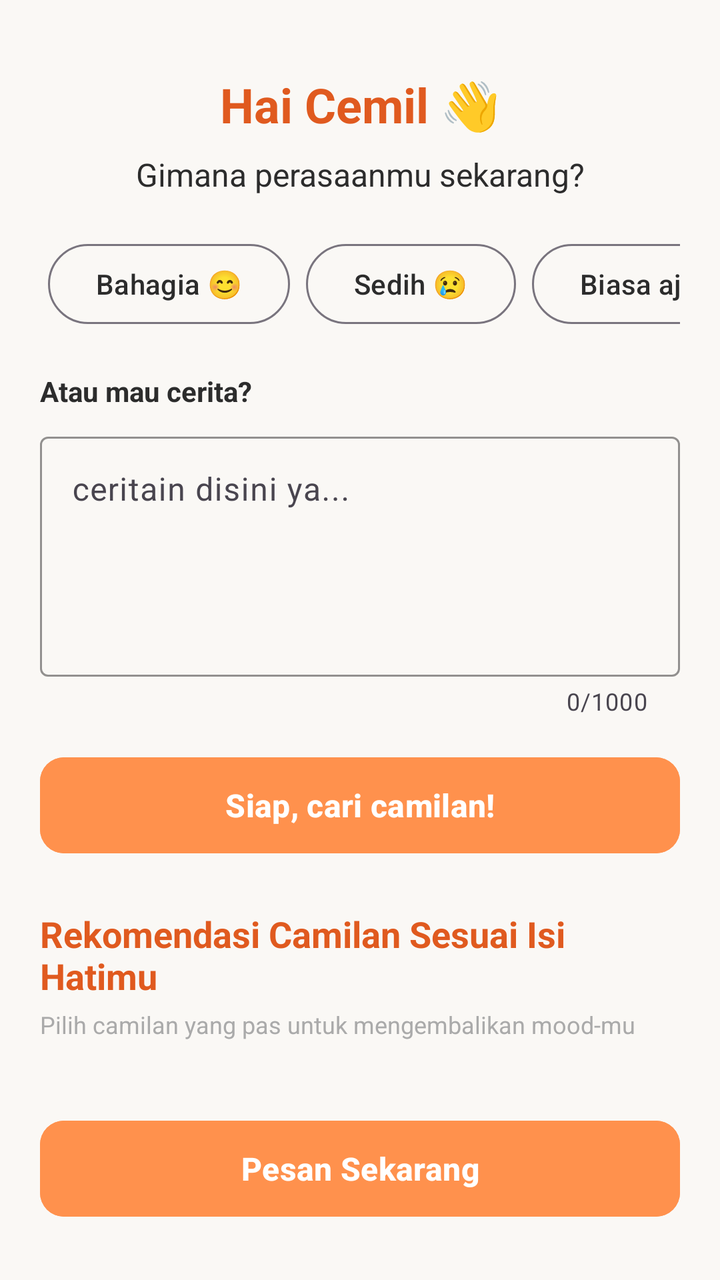
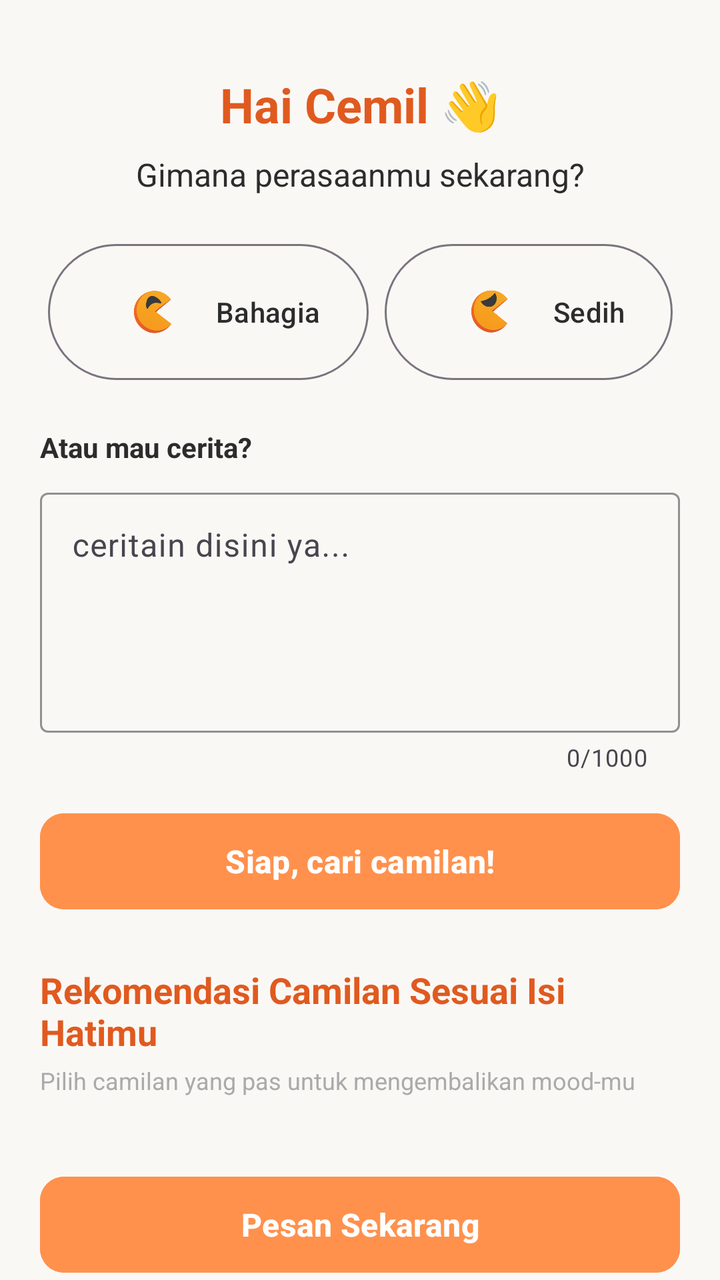

The first picture is an Android layout as it rendered before a commit; the second is the same layout after the commit. The layout source and the unified diff follow.
<!-- AndroidManifest.xml: application theme Theme.Cemil_feels -->
<!-- res/layout/activity_main.xml -->
<?xml version="1.0" encoding="utf-8"?>
<androidx.core.widget.NestedScrollView xmlns:android="http://schemas.android.com/apk/res/android"
    xmlns:app="http://schemas.android.com/apk/res-auto"
    xmlns:tools="http://schemas.android.com/tools"
    android:layout_width="match_parent"
    android:layout_height="match_parent"
    android:background="@color/colorBackground"
    android:fillViewport="true"
    tools:context=".MainActivity">

    <LinearLayout
        android:layout_width="match_parent"
        android:layout_height="wrap_content"
        android:orientation="vertical"
        android:padding="20dp">

        
        <TextView
            android:id="@+id/tv_title"
            android:layout_width="match_parent"
            android:layout_height="wrap_content"
            android:text="Hai Cemil 👋"
            android:textColor="@color/colorPrimaryDark"
            android:textSize="24sp"
            android:textStyle="bold"
            android:gravity="center_horizontal"
            android:layout_marginTop="16dp" />

        <TextView
            android:id="@+id/tv_subtitle"
            android:layout_width="match_parent"
            android:layout_height="wrap_content"
            android:text="Gimana perasaanmu sekarang?"
            android:textColor="@color/colorTextDark"
            android:textSize="16sp"
            android:gravity="center_horizontal"
            android:layout_marginTop="8dp"
            android:layout_marginBottom="16dp" />

        
        <HorizontalScrollView
            android:layout_width="match_parent"
            android:layout_height="wrap_content"
            android:scrollbars="none"
            android:layout_marginBottom="16dp">

            <LinearLayout
                android:layout_width="wrap_content"
                android:layout_height="wrap_content"
                android:orientation="horizontal"
                android:gravity="center"
                android:padding="4dp">

                <Button
                    android:id="@+id/btn_mood_bahagia"
                    style="@style/Widget.Material3.Button.OutlinedButton"
                    android:layout_width="wrap_content"
                    android:layout_height="wrap_content"
                    android:layout_marginEnd="8dp"
                    android:text="Bahagia 😊"
                    android:textColor="@color/colorTextDark" />

                <Button
                    android:id="@+id/btn_mood_sedih"
                    style="@style/Widget.Material3.Button.OutlinedButton"
                    android:layout_width="wrap_content"
                    android:layout_height="wrap_content"
                    android:layout_marginEnd="8dp"
                    android:text="Sedih 😢"
                    android:textColor="@color/colorTextDark" />

                <Button
                    android:id="@+id/btn_mood_biasa"
                    style="@style/Widget.Material3.Button.OutlinedButton"
                    android:layout_width="wrap_content"
                    android:layout_height="wrap_content"
                    android:layout_marginEnd="8dp"
                    android:text="Biasa aja 😐"
                    android:textColor="@color/colorTextDark" />

                <Button
                    android:id="@+id/btn_mood_cemas"
                    style="@style/Widget.Material3.Button.OutlinedButton"
                    android:layout_width="wrap_content"
                    android:layout_height="wrap_content"
                    android:layout_marginEnd="8dp"
                    android:text="Cemas 😟"
                    android:textColor="@color/colorTextDark" />

                <Button
                    android:id="@+id/btn_mood_marah"
                    style="@style/Widget.Material3.Button.OutlinedButton"
                    android:layout_width="wrap_content"
                    android:layout_height="wrap_content"
                    android:text="Marah 😡"
                    android:textColor="@color/colorTextDark" />
            </LinearLayout>
        </HorizontalScrollView>

        
        <TextView
            android:layout_width="match_parent"
            android:layout_height="wrap_content"
            android:text="Atau mau cerita?"
            android:textColor="@color/colorTextDark"
            android:textSize="14sp"
            android:textStyle="bold"
            android:layout_marginBottom="8dp" />

        <com.google.android.material.textfield.TextInputLayout
            android:layout_width="match_parent"
            android:layout_height="wrap_content"
            android:layout_marginBottom="16dp"
            app:boxStrokeColor="@color/colorPrimary"
            app:hintTextColor="@color/colorPrimary"
            app:counterEnabled="true"
            app:counterMaxLength="1000"
            style="@style/Widget.Material3.TextInputLayout.OutlinedBox">

            <com.google.android.material.textfield.TextInputEditText
                android:id="@+id/et_venting"
                android:layout_width="match_parent"
                android:layout_height="120dp"
                android:gravity="top|start"
                android:hint="ceritain disini ya..."
                android:inputType="textMultiLine"
                android:maxLength="1000"
                android:textColor="@color/colorTextDark" />
        </com.google.android.material.textfield.TextInputLayout>

        
        <Button
            android:id="@+id/btn_submit_mood"
            android:layout_width="match_parent"
            android:layout_height="56dp"
            android:text="Siap, cari camilan!"
            android:textSize="16sp"
            android:textStyle="bold"
            android:textColor="@android:color/white"
            android:backgroundTint="@color/colorPrimary"
            app:cornerRadius="12dp"
            android:layout_marginBottom="24dp" />

        
        <TextView
            android:id="@+id/tv_recommendation_title"
            android:layout_width="match_parent"
            android:layout_height="wrap_content"
            android:text="Rekomendasi Camilan Sesuai Isi Hatimu"
            android:textColor="@color/colorPrimaryDark"
            android:textSize="18sp"
            android:textStyle="bold"
            android:layout_marginBottom="4dp" />

        <TextView
            android:layout_width="match_parent"
            android:layout_height="wrap_content"
            android:text="Pilih camilan yang pas untuk mengembalikan mood-mu"
            android:textColor="@android:color/darker_gray"
            android:textSize="12sp"
            android:layout_marginBottom="16dp" />

        
        <androidx.recyclerview.widget.RecyclerView
            android:id="@+id/rv_snacks"
            android:layout_width="match_parent"
            android:layout_height="wrap_content"
            android:nestedScrollingEnabled="false"
            tools:listitem="@layout/item_snack" />

        
        <com.google.android.material.button.MaterialButton
            android:id="@+id/btn_checkout"
            android:layout_width="match_parent"
            android:layout_height="56dp"
            android:layout_marginTop="20dp"
            android:layout_marginBottom="16dp"
            android:backgroundTint="@color/colorPrimary"
            android:text="Pesan Sekarang"
            android:textColor="@android:color/white"
            android:textSize="16sp"
            android:textStyle="bold"
            app:cornerRadius="12dp" />

    </LinearLayout>
</androidx.core.widget.NestedScrollView>
<!-- res/layout/item_snack.xml (included above) -->
<?xml version="1.0" encoding="utf-8"?>
<com.google.android.material.card.MaterialCardView xmlns:android="http://schemas.android.com/apk/res/android"
    xmlns:app="http://schemas.android.com/apk/res-auto"
    xmlns:tools="http://schemas.android.com/tools"
    android:layout_width="match_parent"
    android:layout_height="match_parent"
    android:layout_marginHorizontal="4dp"
    android:layout_marginVertical="8dp"
    app:cardCornerRadius="20dp"
    app:cardElevation="2dp"
    app:strokeWidth="0dp"
    app:cardBackgroundColor="#FFFFFF">

    <androidx.constraintlayout.widget.ConstraintLayout
        android:layout_width="match_parent"
        android:layout_height="wrap_content"
        android:padding="16dp">

        
        <com.google.android.material.card.MaterialCardView
            android:id="@+id/card_snack_img"
            android:layout_width="90dp"
            android:layout_height="90dp"
            app:cardCornerRadius="16dp"
            app:cardElevation="0dp"
            app:strokeWidth="0dp"
            app:layout_constraintBottom_toBottomOf="parent"
            app:layout_constraintStart_toStartOf="parent"
            app:layout_constraintTop_toTopOf="parent">
            
            <ImageView
                android:id="@+id/iv_snack_image"
                android:layout_width="match_parent"
                android:layout_height="match_parent"
                android:scaleType="centerCrop"
                android:src="@drawable/basreng_stik"
                tools:ignore="ContentDescription" />
        </com.google.android.material.card.MaterialCardView>

        
        <TextView
            android:id="@+id/tv_snack_name"
            android:layout_width="0dp"
            android:layout_height="wrap_content"
            android:layout_marginStart="16dp"
            android:ellipsize="end"
            android:maxLines="1"
            android:text="Basreng Stik"
            android:textColor="#212121"
            android:textSize="16sp"
            android:textStyle="bold"
            app:layout_constraintEnd_toEndOf="parent"
            app:layout_constraintStart_toEndOf="@id/card_snack_img"
            app:layout_constraintTop_toTopOf="parent" />

        
        <TextView
            android:id="@+id/tv_snack_rating"
            android:layout_width="wrap_content"
            android:layout_height="wrap_content"
            android:layout_marginStart="16dp"
            android:layout_marginTop="4dp"
            android:text="⭐ 4.5"
            android:textColor="#FF7A1A"
            android:textSize="13sp"
            android:textStyle="bold"
            app:layout_constraintStart_toEndOf="@id/card_snack_img"
            app:layout_constraintTop_toBottomOf="@id/tv_snack_name" />

        
        <TextView
            android:id="@+id/tv_snack_description"
            android:layout_width="0dp"
            android:layout_height="wrap_content"
            android:layout_marginStart="16dp"
            android:layout_marginTop="6dp"
            android:ellipsize="end"
            android:maxLines="2"
            android:text="Pedasnya basreng nagih, instan usir bad mood dan bikin happy!"
            android:textColor="#757575"
            android:textSize="12sp"
            app:layout_constraintEnd_toEndOf="parent"
            app:layout_constraintStart_toEndOf="@id/card_snack_img"
            app:layout_constraintTop_toBottomOf="@id/tv_snack_rating" />

        
        <TextView
            android:id="@+id/tv_snack_price"
            android:layout_width="wrap_content"
            android:layout_height="wrap_content"
            android:layout_marginStart="16dp"
            android:layout_marginTop="12dp"
            android:text="Rp 16.000"
            android:textColor="#FF7A1A"
            android:textSize="16sp"
            android:textStyle="bold"
            app:layout_constraintBottom_toBottomOf="parent"
            app:layout_constraintStart_toEndOf="@id/card_snack_img"
            app:layout_constraintTop_toBottomOf="@id/tv_snack_description"
            app:layout_constraintVertical_bias="1.0" />

        
        <com.google.android.material.button.MaterialButton
            android:id="@+id/btn_add_snack"
            style="@style/Widget.Material3.Button.IconButton.Filled"
            android:layout_width="40dp"
            android:layout_height="40dp"
            android:backgroundTint="#FF7A1A"
            app:cornerRadius="20dp"
            android:padding="0dp"
            app:icon="@android:drawable/ic_input_add"
            app:iconSize="20dp"
            app:iconTint="@android:color/white"
            app:layout_constraintBottom_toBottomOf="parent"
            app:layout_constraintEnd_toEndOf="parent"
            app:layout_constraintTop_toBottomOf="@id/tv_snack_description"
            app:layout_constraintVertical_bias="1.0"
            tools:ignore="ContentDescription" />

    </androidx.constraintlayout.widget.ConstraintLayout>
</com.google.android.material.card.MaterialCardView>
<!-- resources referenced by this layout -->
<resources>
  <color name="colorBackground">#FAF8F5</color>
  <color name="colorPrimary">#FF914D</color>
  <color name="colorPrimaryDark">#E05A1F</color>
  <color name="colorTextDark">#2C2C2C</color>
  <!-- drawable basreng_stik: png bitmap (drawable, 32994 bytes) -->
  <style name="Theme.Cemil_feels" parent="Base.Theme.Cemil_feels" />
  <style name="Base.Theme.Cemil_feels" parent="Theme.Material3.DayNight.NoActionBar">
          
          
      </style>
</resources>

<!-- the commit's change to res/layout/activity_main.xml (unified diff, before → after) -->
@@ -51,49 +51,65 @@
                 android:gravity="center"
                 android:padding="4dp">
 
-                <Button
+                <com.google.android.material.button.MaterialButton
                     android:id="@+id/btn_mood_bahagia"
                     style="@style/Widget.Material3.Button.OutlinedButton"
                     android:layout_width="wrap_content"
                     android:layout_height="wrap_content"
                     android:layout_marginEnd="8dp"
-                    android:text="Bahagia 😊"
+                    android:text="Bahagia"
+                    android:textColor="@color/colorTextDark"
+                    app:icon="@drawable/hpy"
+                    app:iconSize="56dp"
+                    app:iconTint="@null"
+                    app:iconGravity="textStart" />
+
+                <com.google.android.material.button.MaterialButton
+                    android:id="@+id/btn_mood_sedih"
+                    style="@style/Widget.Material3.Button.OutlinedButton"
+                    android:layout_width="wrap_content"
+                    android:layout_height="wrap_content"
+                    android:layout_marginEnd="8dp"
+                    android:text="Sedih"
+                    android:textColor="@color/colorTextDark"
+                    app:icon="@drawable/sad"
+                    app:iconSize="56dp"
+                    app:iconTint="@null"
+                    app:iconGravity="textStart" />
+
+                <com.google.android.material.button.MaterialButton
+                    android:id="@+id/btn_mood_biasa"
+                    style="@style/Widget.Material3.Button.OutlinedButton"
+                    android:layout_width="wrap_content"
+                    android:layout_height="wrap_content"
+                    android:layout_marginEnd="8dp"
+                    android:text="Biasa aja"
+                    android:textColor="@color/colorTextDark"
+                    app:icon="@drawable/brng"
+                    app:iconSize="56dp"
+                    app:iconTint="@null"
+                    app:iconGravity="textStart" />
+
+                <com.google.android.material.button.MaterialButton
+                    android:id="@+id/btn_mood_cemas"
+                    style="@style/Widget.Material3.Button.OutlinedButton"
+                    android:layout_width="wrap_content"
+                    android:layout_height="wrap_content"
+                    android:layout_marginEnd="8dp"
+                    android:text="Cemas"
                     android:textColor="@color/colorTextDark" />
 
-                <Button
-                    android:id="@+id/btn_mood_sedih"
-                    style="@style/Widget.Material3.Button.OutlinedButton"
-                    android:layout_width="wrap_content"
-                    android:layout_height="wrap_content"
-                    android:layout_marginEnd="8dp"
-                    android:text="Sedih 😢"
-                    android:textColor="@color/colorTextDark" />
-
-                <Button
-                    android:id="@+id/btn_mood_biasa"
-                    style="@style/Widget.Material3.Button.OutlinedButton"
-                    android:layout_width="wrap_content"
-                    android:layout_height="wrap_content"
-                    android:layout_marginEnd="8dp"
-                    android:text="Biasa aja 😐"
-                    android:textColor="@color/colorTextDark" />
-
-                <Button
-                    android:id="@+id/btn_mood_cemas"
-                    style="@style/Widget.Material3.Button.OutlinedButton"
-                    android:layout_width="wrap_content"
-                    android:layout_height="wrap_content"
-                    android:layout_marginEnd="8dp"
-                    android:text="Cemas 😟"
-                    android:textColor="@color/colorTextDark" />
-
-                <Button
+                <com.google.android.material.button.MaterialButton
                     android:id="@+id/btn_mood_marah"
                     style="@style/Widget.Material3.Button.OutlinedButton"
                     android:layout_width="wrap_content"
                     android:layout_height="wrap_content"
-                    android:text="Marah 😡"
-                    android:textColor="@color/colorTextDark" />
+                    android:text="Marah"
+                    android:textColor="@color/colorTextDark"
+                    app:icon="@drawable/mad"
+                    app:iconSize="56dp"
+                    app:iconTint="@null"
+                    app:iconGravity="textStart" />
             </LinearLayout>
         </HorizontalScrollView>
 
@@ -206,8 +222,8 @@
         
         <com.google.android.material.card.MaterialCardView
             android:id="@+id/card_snack_img"
-            android:layout_width="90dp"
-            android:layout_height="90dp"
+            android:layout_width="120dp"
+            android:layout_height="120dp"
             app:cardCornerRadius="16dp"
             app:cardElevation="0dp"
             app:strokeWidth="0dp"
@@ -225,84 +241,99 @@
         </com.google.android.material.card.MaterialCardView>
 
         
-        <TextView
-            android:id="@+id/tv_snack_name"
+        <LinearLayout
+            android:id="@+id/content_container"
             android:layout_width="0dp"
-            android:layout_height="wrap_content"
+            android:layout_height="0dp"
             android:layout_marginStart="16dp"
-            android:ellipsize="end"
-            android:maxLines="1"
-            android:text="Basreng Stik"
-            android:textColor="#212121"
-            android:textSize="16sp"
-            android:textStyle="bold"
+            android:orientation="vertical"
             app:layout_constraintEnd_toEndOf="parent"
             app:layout_constraintStart_toEndOf="@id/card_snack_img"
-            app:layout_constraintTop_toTopOf="parent" />
-
-        
-        <TextView
-            android:id="@+id/tv_snack_rating"
-            android:layout_width="wrap_content"
+            app:layout_constraintTop_toTopOf="parent"
+            app:layout_constraintBottom_toTopOf="@id/bottom_row">
+
+            
+            <TextView
+                android:id="@+id/tv_snack_name"
+                android:layout_width="match_parent"
+                android:layout_height="wrap_content"
+                android:ellipsize="end"
+                android:maxLines="1"
+                android:text="Basreng Stik"
+                android:textColor="#212121"
+                android:textSize="20sp"
+                android:textStyle="bold" />
+
+            
+            <TextView
+                android:id="@+id/tv_snack_rating"
+                android:layout_width="wrap_content"
+                android:layout_height="wrap_content"
+                android:layout_marginTop="4dp"
+                android:text="⭐ 4.5"
+                android:textColor="#FF7A1A"
+                android:textSize="16sp"
+                android:textStyle="bold" />
+
+            
+            <TextView
+                android:id="@+id/tv_snack_description"
+                android:layout_width="match_parent"
+                android:layout_height="wrap_content"
+                android:layout_marginTop="6dp"
+                android:ellipsize="end"
+                android:maxLines="2"
+                android:text="Pedasnya basreng nagih, instan usir bad mood dan bikin happy!"
+                android:textColor="#757575"
+                android:textSize="13sp" />
+        </LinearLayout>
+
+        <androidx.constraintlayout.widget.ConstraintLayout
+            android:id="@+id/bottom_row"
+            android:layout_width="0dp"
             android:layout_height="wrap_content"
             android:layout_marginStart="16dp"
-            android:layout_marginTop="4dp"
-            android:text="⭐ 4.5"
-            android:textColor="#FF7A1A"
-            android:textSize="13sp"
-            android:textStyle="bold"
-            app:layout_constraintStart_toEndOf="@id/card_snack_img"
-            app:layout_constraintTop_toBottomOf="@id/tv_snack_name" />
-
-        
-        <TextView
-            android:id="@+id/tv_snack_description"
-            android:layout_width="0dp"
-            android:layout_height="wrap_content"
-            android:layout_marginStart="16dp"
-            android:layout_marginTop="6dp"
-            android:ellipsize="end"
-            android:maxLines="2"
-            android:text="Pedasnya basreng nagih, instan usir bad mood dan bikin happy!"
-            android:textColor="#757575"
-            android:textSize="12sp"
-            app:layout_constraintEnd_toEndOf="parent"
-            app:layout_constraintStart_toEndOf="@id/card_snack_img"
-            app:layout_constraintTop_toBottomOf="@id/tv_snack_rating" />
-
-        
-        <TextView
-            android:id="@+id/tv_snack_price"
-            android:layout_width="wrap_content"
-            android:layout_height="wrap_content"
-            android:layout_marginStart="16dp"
-            android:layout_marginTop="12dp"
-            android:text="Rp 16.000"
-            android:textColor="#FF7A1A"
-            android:textSize="16sp"
-            android:textStyle="bold"
-            app:layout_constraintBottom_toBottomOf="parent"
-            app:layout_constraintStart_toEndOf="@id/card_snack_img"
-            app:layout_constraintTop_toBottomOf="@id/tv_snack_description"
-            app:layout_constraintVertical_bias="1.0" />
-
-        
-        <com.google.android.material.button.MaterialButton
-            android:id="@+id/btn_add_snack"
-            style="@style/Widget.Material3.Button.IconButton.Filled"
-            android:layout_width="40dp"
-            android:layout_height="40dp"
-            android:backgroundTint="#FF7A1A"
-            app:cornerRadius="20dp"
-            android:padding="0dp"
-            app:icon="@android:drawable/ic_input_add"
-            app:iconSize="20dp"
-            app:iconTint="@android:color/white"
             app:layout_constraintBottom_toBottomOf="parent"
             app:layout_constraintEnd_toEndOf="parent"
-            app:layout_constraintTop_toBottomOf="@id/tv_snack_description"
-            app:layout_constraintVertical_bias="1.0"
-            tools:ignore="ContentDescription" />
+            app:layout_constraintStart_toEndOf="@id/card_snack_img">
+
+            
+            <TextView
+                android:id="@+id/tv_snack_price"
+                android:layout_width="0dp"
+                android:layout_height="wrap_content"
+                android:text="Rp 16.000"
+                android:textColor="#FF7A1A"
+                android:textSize="20sp"
+                android:textStyle="bold"
+                android:maxLines="1"
+                android:ellipsize="none"
+                app:layout_constraintBottom_toBottomOf="parent"
+                app:layout_constraintEnd_toStartOf="@+id/btn_add_snack"
+                app:layout_constraintStart_toStartOf="parent"
+                app:layout_constraintTop_toTopOf="parent"
+                android:layout_marginEnd="8dp"/>
+
+            
+            <com.google.android.material.button.MaterialButton
+                android:id="@+id/btn_add_snack"
+                style="@style/Widget.Material3.Button.IconButton.Filled"
+                android:layout_width="52dp"
+                android:layout_height="52dp"
+                android:backgroundTint="#FF7A1A"
+                app:cornerRadius="26dp"
+                android:padding="0dp"
+                android:insetTop="0dp"
+                android:insetBottom="0dp"
+                app:icon="@android:drawable/ic_input_add"
+                app:iconSize="28dp"
+                app:iconTint="@android:color/white"
+                app:layout_constraintBottom_toBottomOf="parent"
+                app:layout_constraintEnd_toEndOf="parent"
+                app:layout_constraintTop_toTopOf="parent"
+                tools:ignore="ContentDescription" />
+
+        </androidx.constraintlayout.widget.ConstraintLayout>
 
     </androidx.constraintlayout.widget.ConstraintLayout>
 </com.google.android.material.card.MaterialCardView>
<!-- resource entries referenced after the edit -->
@@ -5,6 +5,10 @@
   <color name="colorPrimaryDark">#E05A1F</color>
   <color name="colorTextDark">#2C2C2C</color>
   <!-- drawable basreng_stik: png bitmap (drawable, 32994 bytes) -->
+  <!-- drawable brng: png bitmap (drawable, 43036 bytes) -->
+  <!-- drawable hpy: png bitmap (drawable, 45169 bytes) -->
+  <!-- drawable mad: png bitmap (drawable, 43639 bytes) -->
+  <!-- drawable sad: png bitmap (drawable, 44025 bytes) -->
   <style name="Theme.Cemil_feels" parent="Base.Theme.Cemil_feels" />
   <style name="Base.Theme.Cemil_feels" parent="Theme.Material3.DayNight.NoActionBar">
           
